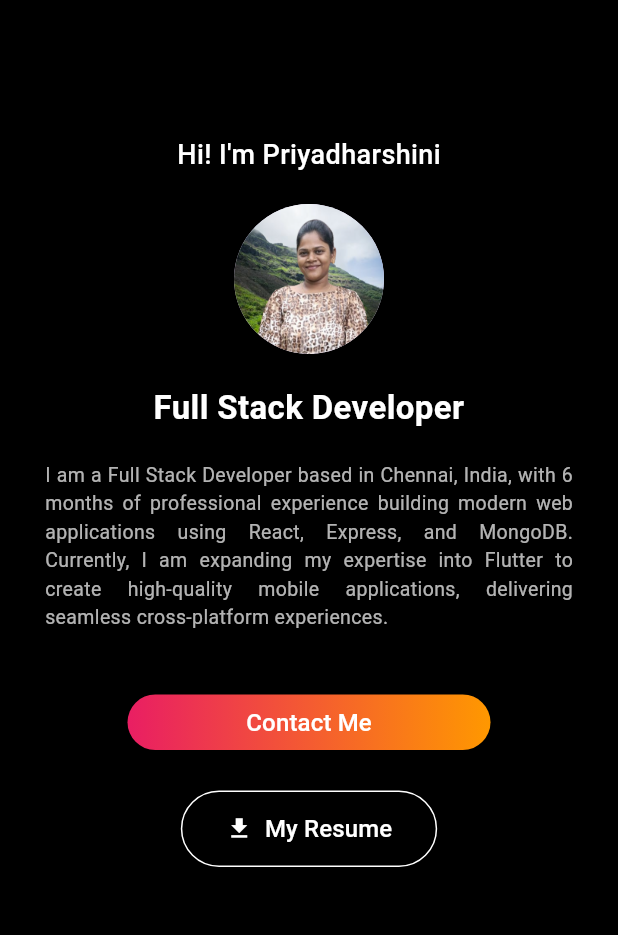
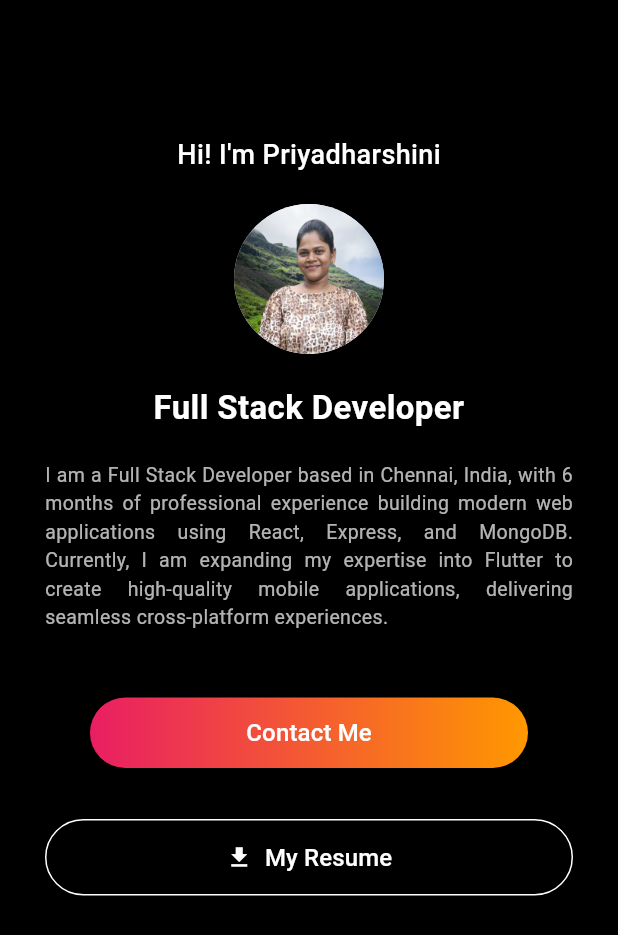
Before and after one commit to Priyadharshini190503/portfolio_app, a Flutter app: the screen it shows after launch, on a phone screen of 412 x 824 dp. Shown: the top 935 px of the screen. Run offline on Flutter 3.47's test engine with Material 3 defaults, Android fonts, the light colour scheme and no system bars.

Commit message:
Update phone number and resume link; enhance button layout for responsiveness

```diff
--- a/lib/main.dart
+++ b/lib/main.dart
@@ -21,7 +21,7 @@ class PortfolioHome extends StatelessWidget {
   const PortfolioHome({super.key});
 
   void openWhatsApp() async {
-    final phone = "+919876543210";
+    final phone = "+917305573342";
     final message = "Hello Priyadharshini!";
     final url = "https://wa.me/$phone?text=${Uri.encodeComponent(message)}";
     if (await canLaunchUrl(Uri.parse(url))) {
@@ -32,7 +32,7 @@ class PortfolioHome extends StatelessWidget {
   }
 
   void openResume() async {
-    final url = "https://example.com/my_resume.pdf";
+    final url = "https://drive.google.com/file/d/1MfW2sKfbZ1zELHDahvPkFIahUwsO_Z9N/view?usp=drive_link";
     if (await canLaunchUrl(Uri.parse(url))) {
       await launchUrl(Uri.parse(url), mode: LaunchMode.externalApplication);
     } else {
@@ -99,17 +99,18 @@ class PortfolioHome extends StatelessWidget {
 
               const SizedBox(height: 30),
 
-              Wrap(
-                alignment: WrapAlignment.center,
-                spacing: 15,
-                runSpacing: 15,
+              // Responsive buttons layout
+              isMobile
+                  ? Column(
+                      mainAxisAlignment: MainAxisAlignment.center,
+                      crossAxisAlignment: CrossAxisAlignment.stretch,
                       children: [
                         ElevatedButton(
                           onPressed: openWhatsApp,
                           style: ElevatedButton.styleFrom(
-                      padding: EdgeInsets.symmetric(
-                        horizontal: isMobile ? 55 : 620,  // use smaller padding for mobile
-                        vertical: isMobile ? 12 : 18,
+                            padding: const EdgeInsets.symmetric(
+                              horizontal: 30,
+                              vertical: 14,
                             ),
                             shape: RoundedRectangleBorder(borderRadius: BorderRadius.circular(30)),
                             backgroundColor: Colors.transparent,
@@ -117,29 +118,67 @@ class PortfolioHome extends StatelessWidget {
                           ),
                           child: Ink(
                             decoration: BoxDecoration(
-                        gradient: LinearGradient(colors: [Colors.pink, Colors.orange]),
+                              gradient: const LinearGradient(colors: [Colors.pink, Colors.orange]),
                               borderRadius: BorderRadius.circular(30),
                             ),
                             child: Container(
                               alignment: Alignment.center,
-                        constraints: BoxConstraints(minWidth: 140),
-                        padding: EdgeInsets.symmetric(vertical: 7),
-                        child: Text("Contact Me", style: TextStyle(color: Colors.white, fontSize: 16)),
+                              padding: const EdgeInsets.symmetric(vertical: 12),
+                              child: const Text("Contact Me", style: TextStyle(color: Colors.white, fontSize: 16)),
                             ),
                           ),
                         ),
-
+                        const SizedBox(height: 20),
                         OutlinedButton.icon(
                           onPressed: openResume,
-                    icon: Icon(Icons.download, color: Colors.white),
-                    label: Text("My Resume", style: TextStyle(color: Colors.white, fontSize: 16)),
+                          icon: const Icon(Icons.download, color: Colors.white),
+                          label: const Text("My Resume", style: TextStyle(color: Colors.white, fontSize: 16)),
                           style: OutlinedButton.styleFrom(
-                      side: BorderSide(color: Colors.white),
+                            side: const BorderSide(color: Colors.white),
                             shape: RoundedRectangleBorder(borderRadius: BorderRadius.circular(30)),
-                      padding: EdgeInsets.symmetric(horizontal: 30, vertical: 14),
+                            padding: const EdgeInsets.symmetric(horizontal: 30, vertical: 14),
                           ),
                         ),
-
+                      ],
+                    )
+                  : Row(
+                      mainAxisAlignment: MainAxisAlignment.center,
+                      children: [
+                        ElevatedButton(
+                          onPressed: openWhatsApp,
+                          style: ElevatedButton.styleFrom(
+                            padding: const EdgeInsets.symmetric(
+                              horizontal: 30,
+                              vertical: 14,
+                            ),
+                            shape: RoundedRectangleBorder(borderRadius: BorderRadius.circular(30)),
+                            backgroundColor: Colors.transparent,
+                            shadowColor: Colors.transparent,
+                          ),
+                          child: Ink(
+                            decoration: BoxDecoration(
+                              gradient: const LinearGradient(colors: [Colors.pink, Colors.orange]),
+                              borderRadius: BorderRadius.circular(30),
+                            ),
+                            child: Container(
+                              alignment: Alignment.center,
+                              constraints: const BoxConstraints(minWidth: 140),
+                              padding: const EdgeInsets.symmetric(vertical: 12),
+                              child: const Text("Contact Me", style: TextStyle(color: Colors.white, fontSize: 16)),
+                            ),
+                          ),
+                        ),
+                        const SizedBox(width: 20),
+                        OutlinedButton.icon(
+                          onPressed: openResume,
+                          icon: const Icon(Icons.download, color: Colors.white),
+                          label: const Text("My Resume", style: TextStyle(color: Colors.white, fontSize: 16)),
+                          style: OutlinedButton.styleFrom(
+                            side: const BorderSide(color: Colors.white),
+                            shape: RoundedRectangleBorder(borderRadius: BorderRadius.circular(30)),
+                            padding: const EdgeInsets.symmetric(horizontal: 30, vertical: 14),
+                          ),
+                        ),
                       ],
                     ),
             ],
```
Also changed, not shown: flutter_01.png (deleted), 1 other file. Lines whose indentation alone changed are shown as unchanged.
